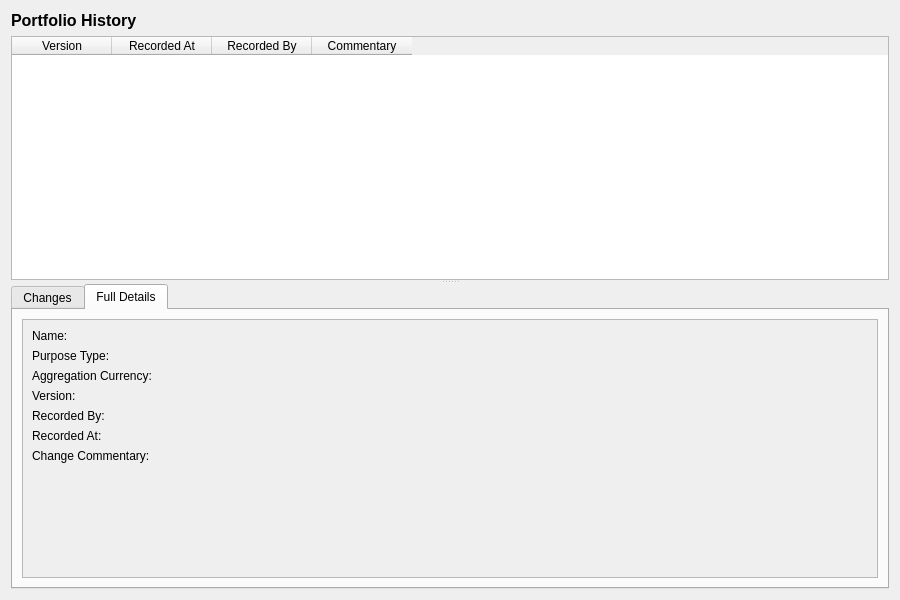
Old version of the form projects/ores.qt/ui/PortfolioHistoryDialog.ui in the repository OreStudio/OreStudio.
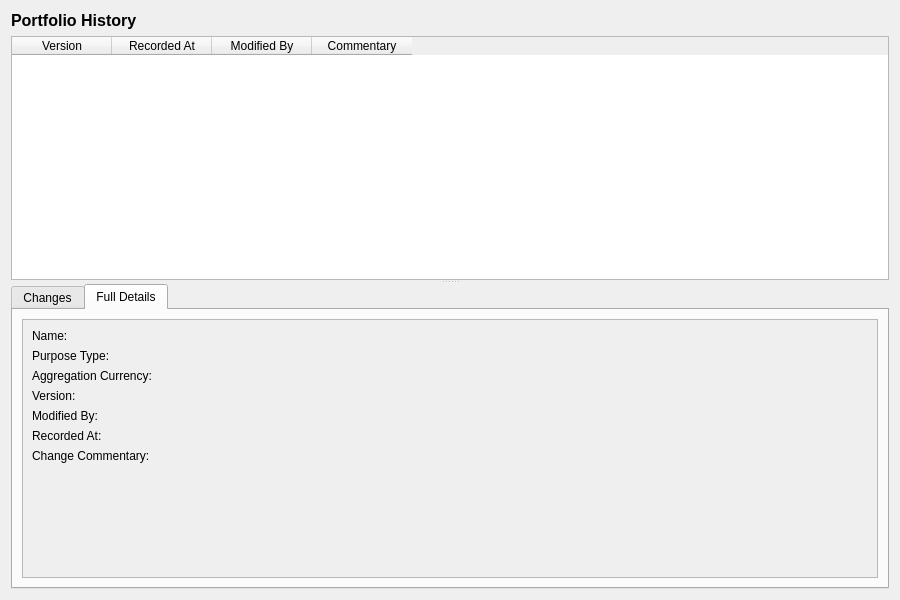
New version of the form. The open tabs and pages were chosen to show the change.

Commit message: [refactoring] Rename recorded_by → modified_by across all layers

Patch:
```diff
--- a/projects/ores.qt/ui/PortfolioHistoryDialog.ui
+++ b/projects/ores.qt/ui/PortfolioHistoryDialog.ui
@@ -63,7 +63,7 @@
       </column>
       <column>
        <property name="text">
-        <string>Recorded By</string>
+        <string>Modified By</string>
        </property>
       </column>
       <column>
@@ -208,7 +208,7 @@
                <item row="4" column="0">
                 <widget class="QLabel" name="recordedByLabel">
                  <property name="text">
-                  <string>Recorded By:</string>
+                  <string>Modified By:</string>
                  </property>
                 </widget>
                </item>
```
Left out of the diff: 4 changed lines with no effect on the pictures. The commit also changes 31 other files.
